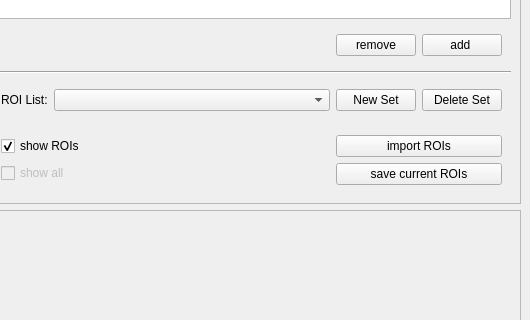
The window that roibuddy/roiBuddyUI.ui (losonczylab/roibuddy) describes before a commit, drawn with Qt 5; both pictures show x 670 to 1200 and y 116 to 436 of the 1200 by 942 pixel window.
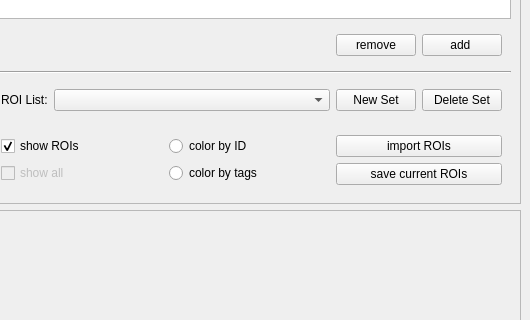
The same window after the commit.

Commit message: color by tags UI design changes

```diff
--- a/roibuddy/roiBuddyUI.ui
+++ b/roibuddy/roiBuddyUI.ui
@@ -344,6 +344,32 @@
          </property>
         </widget>
        </item>
+       <item row="5" column="1">
+        <widget class="QWidget" name="widget_2" native="true">
+         <layout class="QVBoxLayout" name="verticalLayout">
+          <item>
+           <widget class="QRadioButton" name="colorbyid_radioButton">
+            <property name="text">
+             <string>color by ID</string>
+            </property>
+            <attribute name="buttonGroup">
+             <string notr="true">colorbyMode</string>
+            </attribute>
+           </widget>
+          </item>
+          <item>
+           <widget class="QRadioButton" name="colorbytags_radioButton">
+            <property name="text">
+             <string>color by tags</string>
+            </property>
+            <attribute name="buttonGroup">
+             <string notr="true">colorbyMode</string>
+            </attribute>
+           </widget>
+          </item>
+         </layout>
+        </widget>
+       </item>
       </layout>
      </widget>
     </item>
```
Left out of the diff: 39 changed lines with no effect on the pictures. The commit also changes 2 other files.
